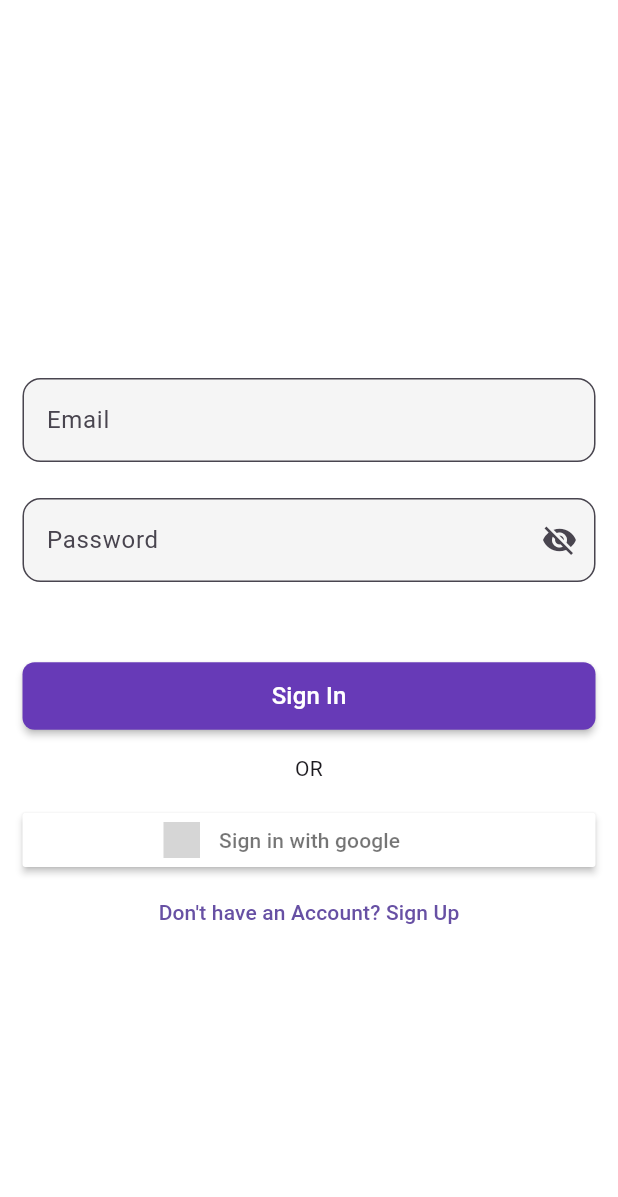
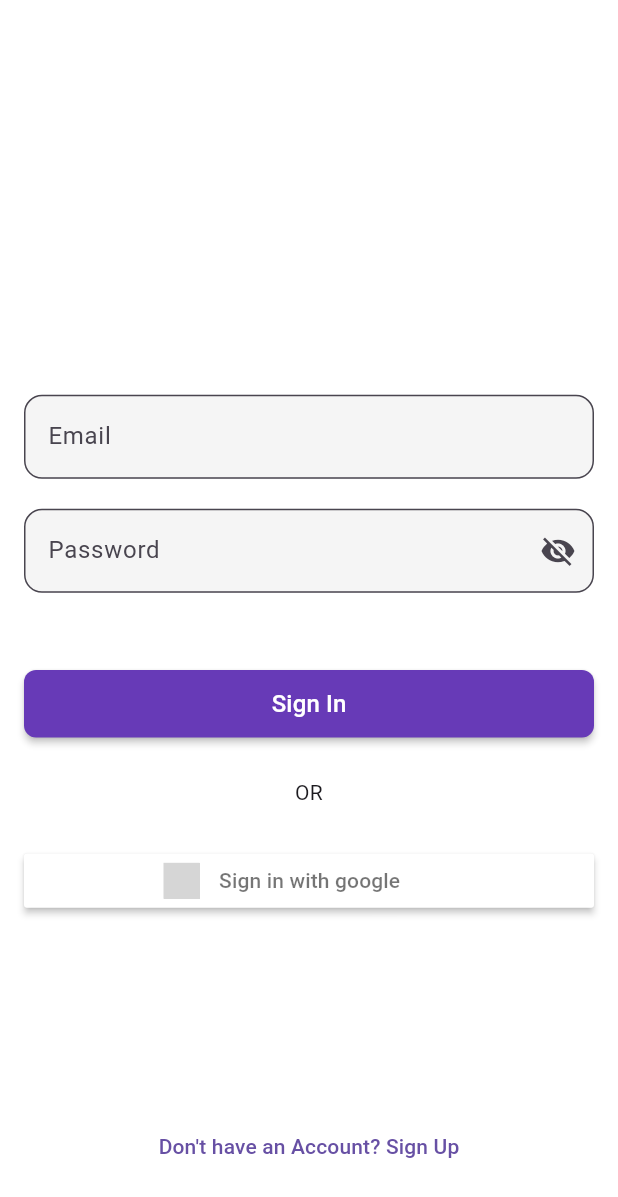
Before and after one commit to ved-yeahhh/ecart, a Flutter app: the LoginPage screen opened directly, on a phone screen of 412 x 824 dp. Shown: the top 1197 px of the screen. Run offline on Flutter 3.47's test engine with Material 3 defaults, Android fonts, the phone set to English and light mode, and no system bars; drawn by our look-alikes of sign_in_button; our stand-ins replace equatable, firebase_auth, firebase_core, flutter_bloc, google_sign_in, shared_preferences; accounts and stored records are empty; grey boxes are pictures that could not be loaded.

Commit message:
responsive height to login page

```diff
--- a/lib/feature/auth/presentation/bloc/auth_bloc.dart
+++ b/lib/feature/auth/presentation/bloc/auth_bloc.dart
@@ -12,7 +12,7 @@ class AuthBloc extends Bloc<AuthEvent, AuthState> {
     on<SignInWithGoogleRequested>(_signInWithGoogle);
   }
 
-  Future<void> _onAppStarted(AppStarted event, Emitter<AuthState> emit) async{
+  Future<void> _onAppStarted(AppStarted event, Emitter<AuthState> emit) async {
     final user = auth.currentUser;
     if (user != null) {
       emit(AuthAuthenticated(user.uid));
@@ -20,7 +20,6 @@ class AuthBloc extends Bloc<AuthEvent, AuthState> {
       emit(AuthUnauthenticated());
     }
   }
-
 
   Future<void> _onsignInRequested(
       AuthSignInRequested event, Emitter<AuthState> emit) async {
@@ -42,14 +41,13 @@ class AuthBloc extends Bloc<AuthEvent, AuthState> {
       final google = GoogleSignIn.instance;
 
       final account = await google.authenticate();
-      // if (account == null) {
-      //   emit(AuthUnauthenticated());
-      //   return;
-      // }
+      if (account == null) {
+        emit(AuthUnauthenticated());
+        return;
+      }
 
-      final googleAuth =  account.authentication;
+      final googleAuth = account.authentication;
       final idToken = googleAuth.idToken;
-
       if (idToken == null) {
         emit(AuthError("Google idToken is null"));
         emit(AuthUnauthenticated());
--- a/lib/feature/auth/presentation/pages/login_page.dart
+++ b/lib/feature/auth/presentation/pages/login_page.dart
@@ -34,20 +34,12 @@ class _LoginPageState extends State<LoginPage> {
 
   @override
   Widget build(BuildContext context) {
-    final width = MediaQuery.of(context).size.width;
+    double width = MediaQuery.of(context).size.width;
+    double height = MediaQuery.of(context).size.height;
 
-    return SafeArea(
-      child: Scaffold(
+    return Scaffold(
       backgroundColor: Colors.white,
-        body: SingleChildScrollView(
-          padding: const EdgeInsets.all(15.0),
-          child: ConstrainedBox(
-            constraints: BoxConstraints(
-              minHeight: MediaQuery.of(context).size.height -
-                  MediaQuery.of(context).padding.vertical,
-            ),
-            child: IntrinsicHeight(
-              child: BlocConsumer<AuthBloc, AuthState>(
+      body: BlocConsumer<AuthBloc, AuthState>(
         listener: (context, state) {
           if (state is AuthAuthenticated) {
             Navigator.pushReplacementNamed(context, "/homepage");
@@ -66,11 +58,13 @@ class _LoginPageState extends State<LoginPage> {
             );
           }
 
-                  return Column(
-                    mainAxisAlignment: MainAxisAlignment.center,
+          return SafeArea(
+            child: Padding(
+              padding: const EdgeInsets.all(16.0),
+              child: Column(
                 crossAxisAlignment: CrossAxisAlignment.stretch,
                 children: [
-                      const SizedBox(height: 50),
+                  SizedBox(height: height * 0.3),
 
                   // Email
                   CustomTextField(
@@ -78,7 +72,7 @@ class _LoginPageState extends State<LoginPage> {
                     controller: emailController,
                     keyboardType: TextInputType.emailAddress,
                   ),
-                      const SizedBox(height: 24),
+                  SizedBox(height: 20.0),
 
                   // Password
                   CustomTextField(
@@ -86,7 +80,7 @@ class _LoginPageState extends State<LoginPage> {
                     controller: passwordController,
                     isPassword: true,
                   ),
-                      const SizedBox(height: 52),
+                  SizedBox(height: 50.0),
 
                   // Sign In Button
                   CustomButton(
@@ -101,23 +95,22 @@ class _LoginPageState extends State<LoginPage> {
                           );
                     },
                   ),
-                      const SizedBox(height: 14),
+                  SizedBox(height: 25.0),
 
                   // OR text
                   const Text(
                     "OR",
                     textAlign: TextAlign.center,
                   ),
-                      const SizedBox(height: 14),
+                  SizedBox(height: 25.0),
                   SignInButton(
                     Buttons.google,
                     text: "Sign in with google",
                     onPressed: () {
-                          context
-                              .read<AuthBloc>()
-                              .add(SignInWithGoogleRequested());
+                      context.read<AuthBloc>().add(SignInWithGoogleRequested());
                     },
                   ),
+                  Spacer(),
                   // Sign Up link
                   TextButton(
                     onPressed: () {
@@ -131,12 +124,10 @@ class _LoginPageState extends State<LoginPage> {
 
                   const SizedBox(height: 20),
                 ],
+              ),
+            ),
           );
         },
-              ),
-            ),
-          ),
-        ),
       ),
     );
   }
```
Lines whose indentation alone changed are shown as unchanged.
